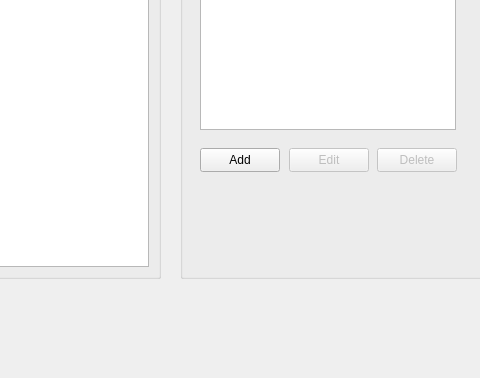
Qt form forms/mainwindow.ui (DimitriChrysafis/CollegeDistanceProject) before a commit; both pictures show x 100 to 580 and y 222 to 600 of the 800 by 600 pixel window.
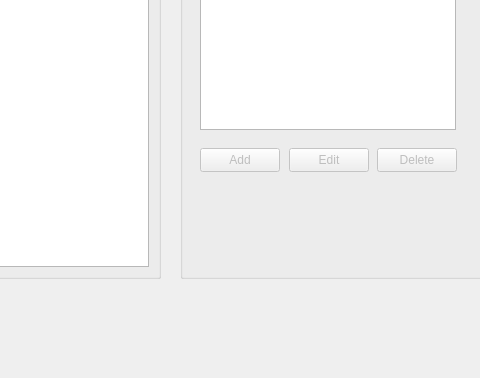
The same form after that commit.

Diff of the .ui file:
```diff
--- a/forms/mainwindow.ui
+++ b/forms/mainwindow.ui
@@ -107,6 +107,9 @@
      </property>
     </widget>
     <widget class="QPushButton" name="button_addSouvenir">
+     <property name="enabled">
+      <bool>false</bool>
+     </property>
      <property name="geometry">
       <rect>
        <x>20</x>
```
